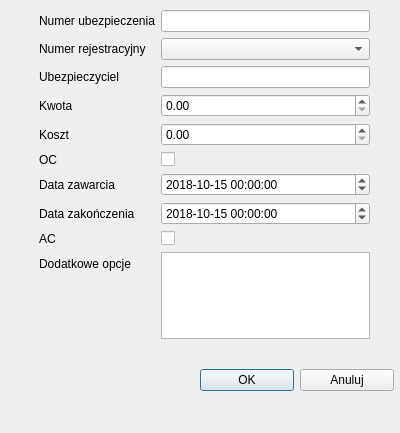
Old version of the form Dialogi/dodajubezpieczenie.ui in the repository margap1998/Bazy-danych-taxi.
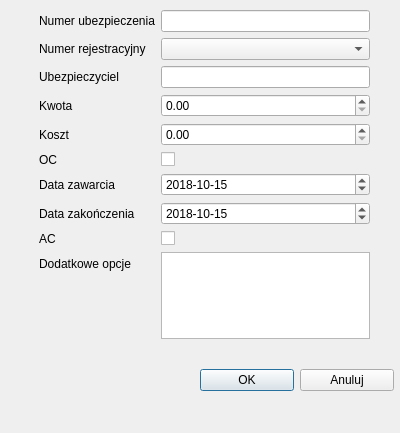
New version of the form.

Patch:
```diff
--- a/Dialogi/dodajubezpieczenie.ui
+++ b/Dialogi/dodajubezpieczenie.ui
@@ -100,8 +100,18 @@
     </item>
     <item row="6" column="1">
      <widget class="QDateEdit" name="dataZawarciaDateEdit">
+      <property name="dateTime">
+       <datetime>
+        <hour>2</hour>
+        <minute>0</minute>
+        <second>0</second>
+        <year>2018</year>
+        <month>10</month>
+        <day>15</day>
+       </datetime>
+      </property>
       <property name="displayFormat">
-       <string>yyyy-MM-dd hh:mm:ss</string>
+       <string>yyyy-MM-dd</string>
       </property>
       <property name="date">
        <date>
@@ -142,7 +152,7 @@
     <item row="7" column="1">
      <widget class="QDateEdit" name="dataZakonczeniaDateEdit">
       <property name="displayFormat">
-       <string>yyyy-MM-dd hh:mm:ss</string>
+       <string>yyyy-MM-dd</string>
       </property>
       <property name="date">
        <date>
```
